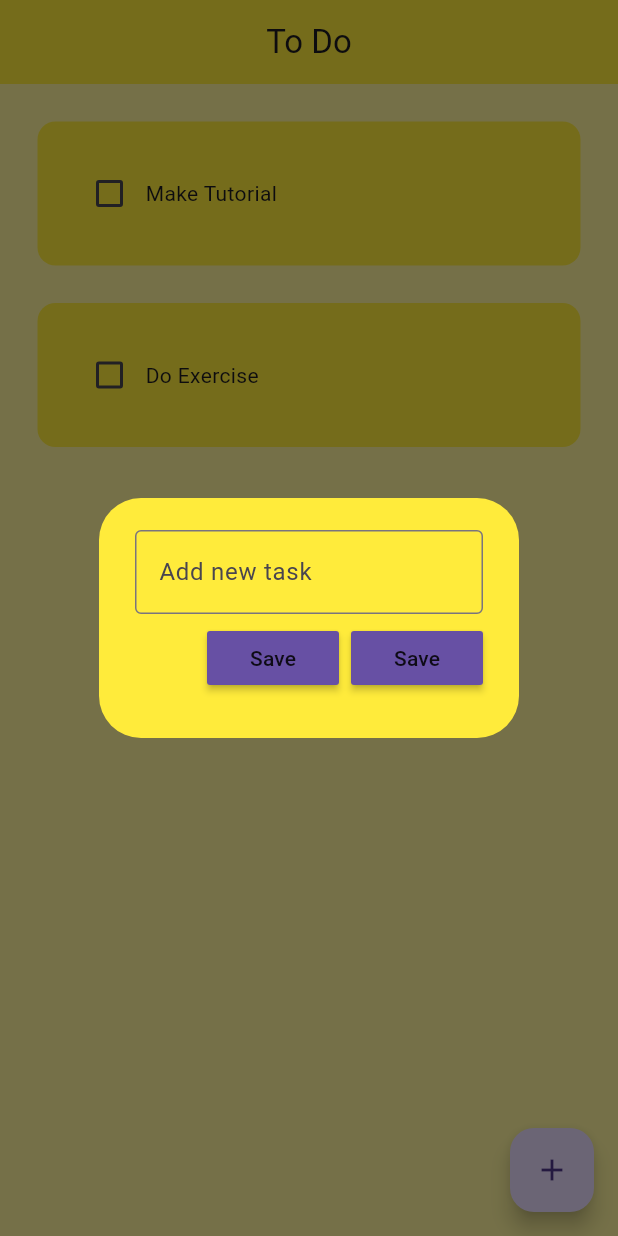
After one commit to josiasmartins/todo_app_flutter, a Flutter app: the screen it shows after launch, after a tap on the "add" icon, on a phone screen of 412 x 824 dp. The commit adds this screen. Run offline on Flutter 3.47's test engine with Material 3 defaults, Android fonts, the phone set to English and light mode, and no system bars.

Commit message:
feature: create dialog_box and my_button

```diff
--- a/lib/pages/home_page.dart
+++ b/lib/pages/home_page.dart
@@ -1,4 +1,5 @@
 import "package:flutter/material.dart";
+import "package:todo_app/util/dialog_box.dart";
 import "package:todo_app/util/todo_tile.dart";
 
 class HomePage extends StatefulWidget {
@@ -22,17 +23,28 @@ class _HomePageState extends State<HomePage> {
     });
   }
 
+  // create new task
+  void createNewTask() {
+    showDialog(
+        context: context,
+        builder: (context) {
+          return DialogBox();
+        });
+  }
+
   @override
   Widget build(BuildContext context) {
     return Scaffold(
         backgroundColor: Colors.yellow[200],
         appBar: AppBar(
+          centerTitle: true,
           backgroundColor: Colors.yellow,
-          title: Text(
-            "ToDo app",
-            textAlign: TextAlign.center,
-          ),
+          title: Text("To Do"),
           elevation: 0,
+        ),
+        floatingActionButton: FloatingActionButton(
+          onPressed: createNewTask,
+          child: Icon(Icons.add),
         ),
         body: ListView.builder(
           itemCount: todoList.length,
--- /dev/null
+++ b/lib/util/dialog_box.dart
@@ -0,0 +1,41 @@
+import "package:flutter/material.dart";
+import "package:todo_app/util/my_button.dart";
+
+class DialogBox extends StatelessWidget {
+  const DialogBox({super.key});
+
+  @override
+  Widget build(BuildContext context) {
+    return AlertDialog(
+      backgroundColor: Colors.yellow,
+      content: Container(
+        height: 120,
+        child: Column(
+          mainAxisAlignment: MainAxisAlignment.spaceEvenly,
+          children: [
+            TextField(
+              decoration: InputDecoration(
+                border: OutlineInputBorder(),
+                hintText: "Add new task",
+              ),
+            ),
+            Row(
+              mainAxisAlignment: MainAxisAlignment.end,
+              children: [
+                // save button
+                MyButton(text: "Save", onPressed: () {}),
+
+                const SizedBox(
+                  width: 8,
+                ),
+
+                // cancel button
+                MyButton(text: "Save", onPressed: () {})
+              ],
+            )
+          ],
+        ),
+      ),
+    );
+  }
+}
--- /dev/null
+++ b/lib/util/my_button.dart
@@ -0,0 +1,17 @@
+import "package:flutter/material.dart";
+
+class MyButton extends StatelessWidget {
+  final String text;
+  VoidCallback onPressed;
+
+  MyButton({super.key, required this.text, required this.onPressed});
+
+  @override
+  Widget build(BuildContext context) {
+    return MaterialButton(
+      onPressed: onPressed,
+      child: Text(text),
+      color: Theme.of(context).primaryColor,
+    );
+  }
+}
```
